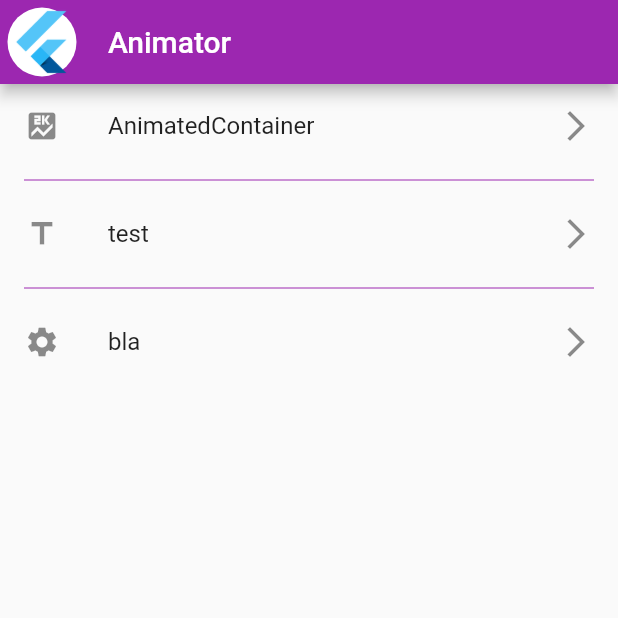
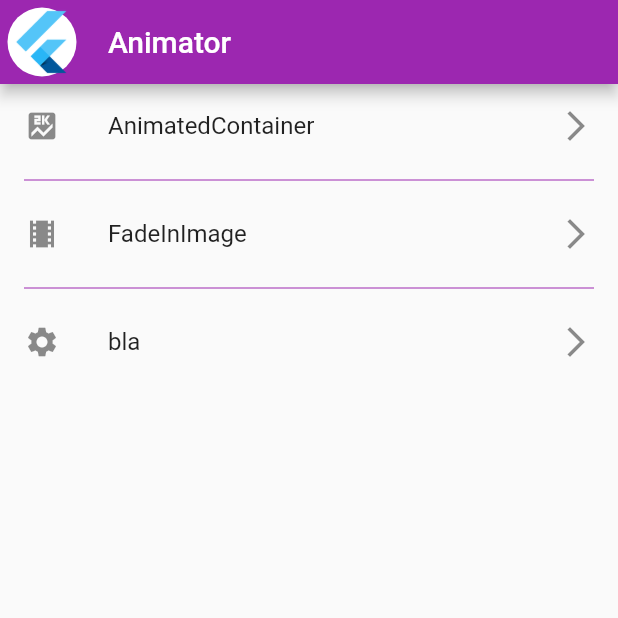
Before and after one commit to YannMancel/animator, a Flutter app: the screen it shows after launch, on a phone screen of 412 x 824 dp, the top half of it. Run offline on Flutter 3.47's test engine with Material 2 defaults, Android fonts, the phone set to English and light mode, and no system bars.

Commit message:
Add fade_in_image.dart

```diff
--- a/lib/data_layer/data.dart
+++ b/lib/data_layer/data.dart
@@ -1,15 +1,19 @@
 import 'package:animator/data_layer/section.dart';
 import 'package:animator/ui_layer/animations/animated_container.dart';
+import 'package:animator/ui_layer/animations/fade_in_image.dart';
 import 'package:flutter/material.dart';
 
 // -- Animations --
 
-final animations = <Section> [
+final animations = <Section>[
   Section(
       title: "AnimatedContainer",
       icon: Icons.score,
       destination: AnimatedContainerWidget()),
-  Section(title: "test", icon: Icons.title, destination: Container(color: Colors.blue)),
+  Section(
+      title: "FadeInImage",
+      icon: Icons.local_movies,
+      destination: FadeInImageWidget()),
   Section(title: "bla", icon: Icons.settings, destination: Container(color: Colors.green))
 ];
 
```
Also changed, not shown: lib/ui_layer/animations/fade_in_image.dart (added, +26 -0 lines).
